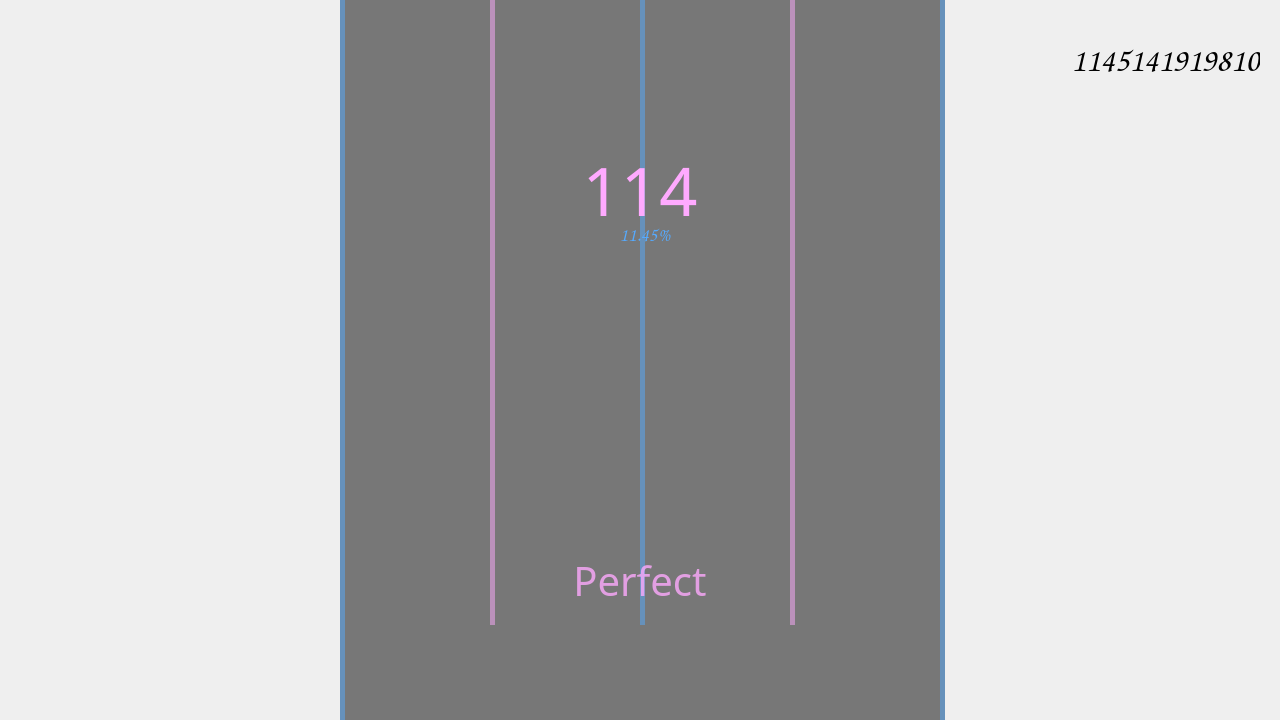
njdldkl666699/Melody, file ui/PlayWidget.ui: the form before one commit.
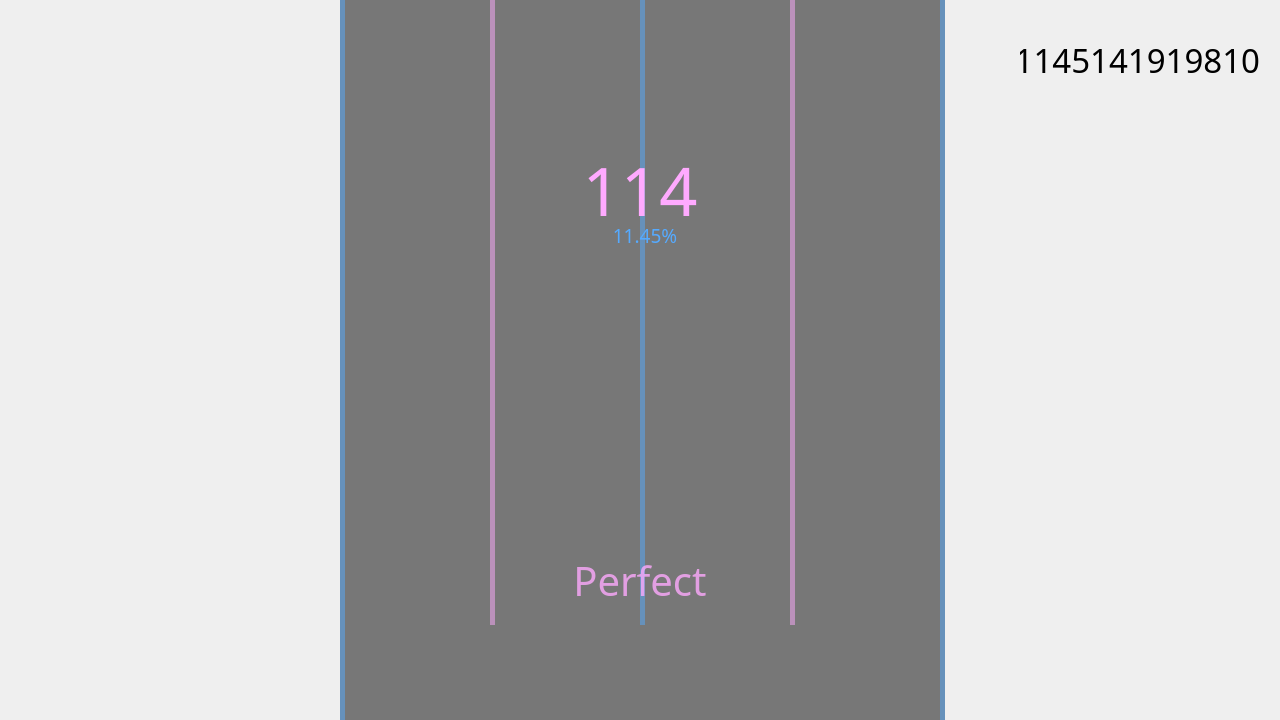
The form after the commit. Icons and pictures are not drawn.

Patch:
```diff
--- a/ui/PlayWidget.ui
+++ b/ui/PlayWidget.ui
@@ -429,7 +429,7 @@
    </property>
    <property name="font">
     <font>
-     <family>Comic Sans MS</family>
+     <family>Saira</family>
      <pointsize>25</pointsize>
      <bold>false</bold>
      <kerning>true</kerning>
@@ -502,7 +502,7 @@
    </property>
    <property name="font">
     <font>
-     <family>Comic Sans MS</family>
+     <family>Saira</family>
      <pointsize>14</pointsize>
     </font>
    </property>
```
